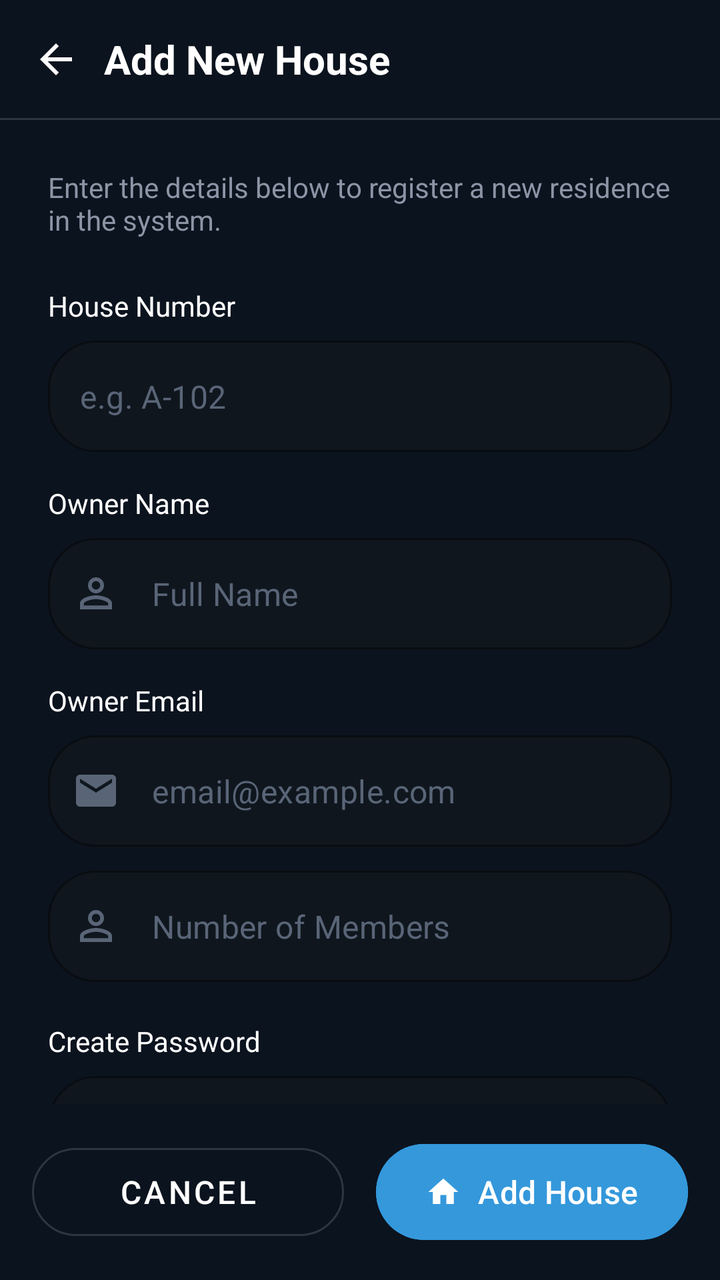
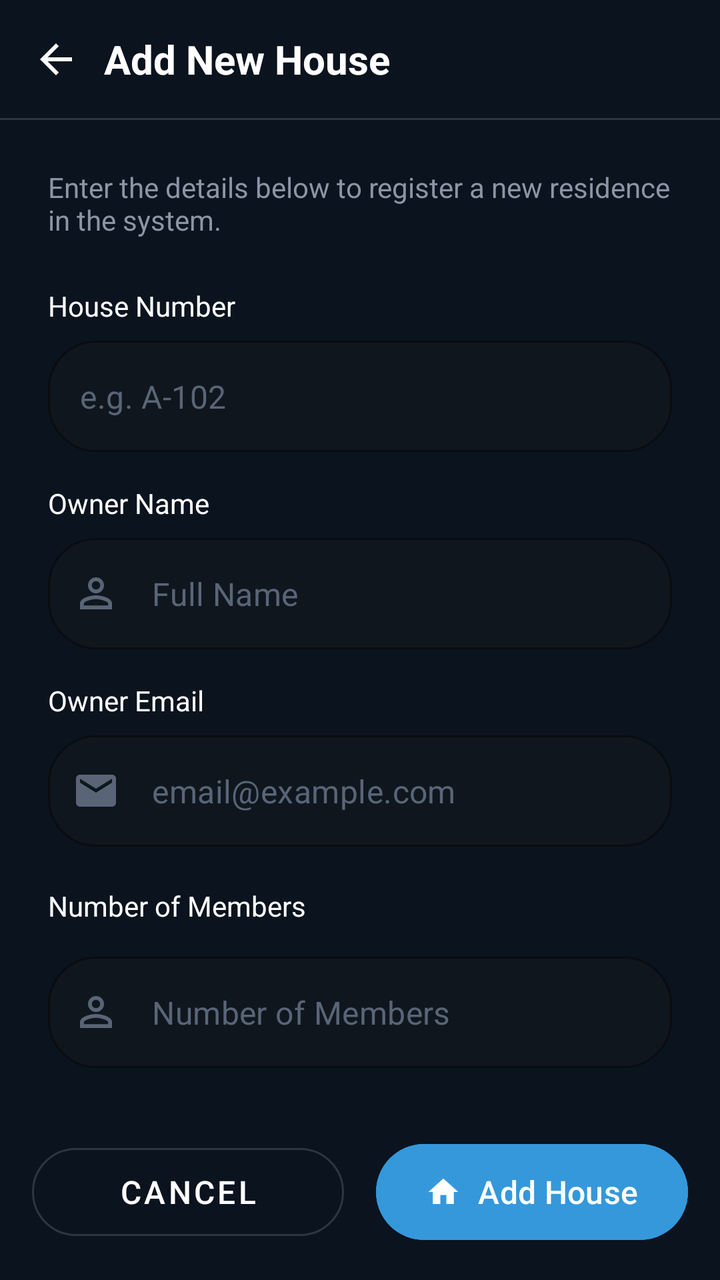

Two renders of the same Android screen: before a commit and after it. Below are the layout's source before the change and the commit's diff.
<!-- AndroidManifest.xml: application theme Theme.HouseVisitorManagementSystem -->
<!-- res/layout/activity_add_house.xml -->
<?xml version="1.0" encoding="utf-8"?>
<androidx.constraintlayout.widget.ConstraintLayout xmlns:android="http://schemas.android.com/apk/res/android"
    xmlns:app="http://schemas.android.com/apk/res-auto"
    xmlns:tools="http://schemas.android.com/tools"
    android:id="@+id/main"
    android:layout_width="match_parent"
    android:layout_height="match_parent"
    android:background="@color/night_blue"
    tools:context=".AddHouseActivity">

    <androidx.constraintlayout.widget.ConstraintLayout
        android:id="@+id/headerLayout"
        android:layout_width="match_parent"
        android:layout_height="wrap_content"
        android:padding="16dp"
        app:layout_constraintTop_toTopOf="parent">

        <ImageView
            android:id="@+id/btnBack"
            android:layout_width="24dp"
            android:layout_height="24dp"
            android:contentDescription="@string/back"
            android:src="@drawable/ic_arrow_back"
            app:layout_constraintBottom_toBottomOf="parent"
            app:layout_constraintStart_toStartOf="parent"
            app:layout_constraintTop_toTopOf="parent"
            app:tint="@color/white" />

        <TextView
            android:layout_width="wrap_content"
            android:layout_height="wrap_content"
            android:layout_marginStart="12dp"
            android:text="@string/add_new_house"
            android:textColor="@color/white"
            android:textSize="20sp"
            android:textStyle="bold"
            app:layout_constraintBottom_toBottomOf="parent"
            app:layout_constraintStart_toEndOf="@id/btnBack"
            app:layout_constraintTop_toTopOf="parent" />


    </androidx.constraintlayout.widget.ConstraintLayout>

    <View
        android:id="@+id/divider"
        android:layout_width="match_parent"
        android:layout_height="1dp"
        android:background="@color/slate_blue_gray"
        app:layout_constraintTop_toBottomOf="@id/headerLayout" />

    <androidx.core.widget.NestedScrollView
        android:layout_width="match_parent"
        android:layout_height="0dp"
        android:fillViewport="true"
        app:layout_constraintBottom_toTopOf="@id/footerLayout"
        app:layout_constraintTop_toBottomOf="@id/divider">

        <LinearLayout
            android:layout_width="match_parent"
            android:layout_height="wrap_content"
            android:orientation="vertical"
            android:padding="24dp">

            <TextView
                android:layout_width="match_parent"
                android:layout_height="wrap_content"
                android:layout_marginBottom="24dp"
                android:text="@string/add_new_house_info"
                android:textColor="@color/steel_blue_gray"
                android:textSize="14sp" />

            <TextView
                android:layout_width="wrap_content"
                android:layout_height="wrap_content"
                android:layout_marginBottom="8dp"
                android:text="@string/house_number"
                android:textColor="@color/white"
                android:textSize="14sp" />

            <com.google.android.material.textfield.TextInputLayout
                android:id="@+id/etHouseNumber"
                style="@style/Widget.MaterialComponents.TextInputLayout.OutlinedBox"
                android:layout_width="match_parent"
                android:layout_height="wrap_content"
                android:layout_marginBottom="16dp"
                app:boxBackgroundColor="@color/charcoal_navy"
                app:boxCornerRadiusBottomEnd="24dp"
                app:boxCornerRadiusBottomStart="24dp"
                app:boxCornerRadiusTopEnd="24dp"
                app:boxCornerRadiusTopStart="24dp"
                app:boxStrokeColor="@color/slate_blue_gray"
                app:boxStrokeWidth="1dp"
                app:hintEnabled="false">

                <com.google.android.material.textfield.TextInputEditText
                    android:layout_width="match_parent"
                    android:layout_height="wrap_content"
                    android:hint="@string/house_number_hint"
                    android:inputType="text"
                    android:textColor="@color/white"
                    android:textColorHint="@color/slate_gray" />
            </com.google.android.material.textfield.TextInputLayout>

            <TextView
                android:layout_width="wrap_content"
                android:layout_height="wrap_content"
                android:layout_marginBottom="8dp"
                android:text="@string/owner_name"
                android:textColor="@color/white"
                android:textSize="14sp" />

            <com.google.android.material.textfield.TextInputLayout
                android:id="@+id/etOwnerName"
                style="@style/Widget.MaterialComponents.TextInputLayout.OutlinedBox"
                android:layout_width="match_parent"
                android:layout_height="wrap_content"
                android:layout_marginBottom="16dp"
                app:boxBackgroundColor="@color/charcoal_navy"
                app:boxCornerRadiusBottomEnd="24dp"
                app:boxCornerRadiusBottomStart="24dp"
                app:boxCornerRadiusTopEnd="24dp"
                app:boxCornerRadiusTopStart="24dp"
                app:boxStrokeColor="@color/slate_blue_gray"
                app:boxStrokeWidth="1dp"
                app:hintEnabled="false"
                app:startIconDrawable="@drawable/ic_person_outline"
                app:startIconTint="@color/slate_gray">

                <com.google.android.material.textfield.TextInputEditText
                    android:layout_width="match_parent"
                    android:layout_height="wrap_content"
                    android:hint="@string/full_name"
                    android:inputType="textPersonName"
                    android:textColor="@color/white"
                    android:textColorHint="@color/slate_gray" />
            </com.google.android.material.textfield.TextInputLayout>

            <TextView
                android:layout_width="wrap_content"
                android:layout_height="wrap_content"
                android:layout_marginBottom="8dp"
                android:text="@string/owner_email"
                android:textColor="@color/white"
                android:textSize="14sp" />

            <com.google.android.material.textfield.TextInputLayout
                android:id="@+id/etOwnerEmail"
                style="@style/Widget.MaterialComponents.TextInputLayout.OutlinedBox"
                android:layout_width="match_parent"
                android:layout_height="wrap_content"
                android:layout_marginBottom="4dp"
                app:boxBackgroundColor="@color/charcoal_navy"
                app:boxCornerRadiusBottomEnd="24dp"
                app:boxCornerRadiusBottomStart="24dp"
                app:boxCornerRadiusTopEnd="24dp"
                app:boxCornerRadiusTopStart="24dp"
                app:boxStrokeColor="@color/slate_blue_gray"
                app:boxStrokeWidth="1dp"
                app:hintEnabled="false"
                app:startIconDrawable="@drawable/ic_email_send"
                app:startIconTint="@color/slate_gray">

                <com.google.android.material.textfield.TextInputEditText
                    android:layout_width="match_parent"
                    android:layout_height="wrap_content"
                    android:hint="@string/email_hint"
                    android:inputType="textEmailAddress"
                    android:textColor="@color/white"
                    android:textColorHint="@color/slate_gray" />
            </com.google.android.material.textfield.TextInputLayout>

            <com.google.android.material.textfield.TextInputLayout
                android:id="@+id/etMembers"
                style="@style/Widget.MaterialComponents.TextInputLayout.OutlinedBox"
                android:layout_width="match_parent"
                android:layout_height="wrap_content"
                android:layout_marginTop="8dp"
                android:layout_marginBottom="4dp"
                app:boxBackgroundColor="@color/charcoal_navy"
                app:boxCornerRadiusBottomEnd="24dp"
                app:boxCornerRadiusBottomStart="24dp"
                app:boxCornerRadiusTopEnd="24dp"
                app:boxCornerRadiusTopStart="24dp"
                app:boxStrokeColor="@color/slate_blue_gray"
                app:boxStrokeWidth="1dp"
                app:hintEnabled="false"
                app:startIconDrawable="@drawable/ic_person_outline"
                app:startIconTint="@color/slate_gray">

                <com.google.android.material.textfield.TextInputEditText
                    android:layout_width="match_parent"
                    android:layout_height="wrap_content"
                    android:hint="Number of Members"
                    android:inputType="number"
                    android:textColor="@color/white"
                    android:textColorHint="@color/slate_gray" />
            </com.google.android.material.textfield.TextInputLayout>

            <Space
                android:layout_width="match_parent"
                android:layout_height="16dp"
                android:visibility="visible" 
                tools:visibility="gone"/> 

            <TextView
                android:layout_width="wrap_content"
                android:layout_height="wrap_content"
                android:layout_marginBottom="8dp"
                android:text="@string/create_password"
                android:textColor="@color/white"
                android:textSize="14sp" />

            <com.google.android.material.textfield.TextInputLayout
                android:id="@+id/etPassword"
                style="@style/Widget.MaterialComponents.TextInputLayout.OutlinedBox"
                android:layout_width="match_parent"
                android:layout_height="wrap_content"
                app:boxBackgroundColor="@color/charcoal_navy"
                app:boxCornerRadiusBottomEnd="24dp"
                app:boxCornerRadiusBottomStart="24dp"
                app:boxCornerRadiusTopEnd="24dp"
                app:boxCornerRadiusTopStart="24dp"
                app:boxStrokeColor="@color/slate_blue_gray"
                app:boxStrokeWidth="1dp"
                app:endIconMode="password_toggle"
                app:endIconTint="@color/slate_gray"
                app:hintEnabled="false"
                app:startIconDrawable="@drawable/ic_lock_outline"
                app:startIconTint="@color/slate_gray">

                <com.google.android.material.textfield.TextInputEditText
                    android:layout_width="match_parent"
                    android:layout_height="wrap_content"
                    android:hint="@string/create_a_password"
                    android:inputType="textPassword"
                    android:textColor="@color/white"
                    android:textColorHint="@color/slate_gray" />
            </com.google.android.material.textfield.TextInputLayout>

        </LinearLayout>
    </androidx.core.widget.NestedScrollView>

    <LinearLayout
        android:id="@+id/footerLayout"
        android:layout_width="match_parent"
        android:layout_height="wrap_content"
        android:orientation="horizontal"
        android:padding="16dp"
        app:layout_constraintBottom_toBottomOf="parent">

        <com.google.android.material.button.MaterialButton
            android:id="@+id/btnCancel"
            style="@style/Widget.MaterialComponents.Button.OutlinedButton"
            android:layout_width="0dp"
            android:layout_height="56dp"
            android:layout_marginEnd="8dp"
            android:layout_weight="1"
            android:text="@string/cancel"
            android:textColor="@color/white"
            android:textSize="16sp"
            app:cornerRadius="28dp"
            app:strokeColor="@color/slate_blue_gray"
            app:strokeWidth="1dp" />

        <com.google.android.material.button.MaterialButton
            android:id="@+id/btnAddHouse"
            android:layout_width="0dp"
            android:layout_height="56dp"
            android:layout_marginStart="8dp"
            android:layout_weight="1"
            android:backgroundTint="@color/bright_blue"
            android:text="@string/add_house"
            android:textColor="@color/white"
            android:textSize="16sp"
            app:cornerRadius="28dp"
            app:icon="@drawable/ic_home_filled"
            app:iconGravity="textStart"
            app:iconTint="@color/white" />

    </LinearLayout>

</androidx.constraintlayout.widget.ConstraintLayout>
<!-- resources referenced by this layout -->
<resources>
  <color name="bright_blue">#3498DB</color>
  <color name="charcoal_navy">#0F161E</color>
  <color name="night_blue">#0B131E</color>
  <color name="slate_blue_gray">#2C3643</color>
  <color name="slate_gray">#596577</color>
  <color name="steel_blue_gray">#8B95A5</color>
  <color name="white">#FFFFFF</color>
  <!-- drawable ic_arrow_back (drawable) -->
  <vector xmlns:android="http://schemas.android.com/apk/res/android"
      android:width="24dp"
      android:height="24dp"
      android:viewportWidth="24"
      android:viewportHeight="24">
      <path
          android:fillColor="#FFFFFF"
          android:pathData="M20,11H7.83l5.59,-5.59L12,4l-8,8 8,8 1.41,-1.41L7.83,13H20v-2z" />
  </vector>
  <!-- drawable ic_email_send (drawable) -->
  <vector xmlns:android="http://schemas.android.com/apk/res/android"
      android:width="24dp"
      android:height="24dp"
      android:viewportWidth="24"
      android:viewportHeight="24">
      <path
          android:fillColor="#FFFFFF"
          android:pathData="M20,4H4c-1.1,0 -1.99,0.9 -1.99,2L2,18c0,1.1 0.9,2 2,2h16c1.1,0 2,-0.9 2,-2V6c0,-1.1 -0.9,-2 -2,-2zM20,8l-8,5 -8,-5V6l8,5 8,-5v2z" />
  </vector>
  <!-- drawable ic_home_filled (drawable) -->
  <vector xmlns:android="http://schemas.android.com/apk/res/android"
      android:width="24dp"
      android:height="24dp"
      android:viewportWidth="24"
      android:viewportHeight="24">
      <path
          android:fillColor="#FFFFFF"
          android:pathData="M10,20v-6h4v6h5v-8h3L12,3 2,12h3v8z" />
  </vector>
  <!-- drawable ic_lock_outline (drawable) -->
  <vector xmlns:android="http://schemas.android.com/apk/res/android"
      android:width="24dp"
      android:height="24dp"
      android:viewportWidth="24"
      android:viewportHeight="24">
      <path
          android:fillColor="#FFFFFF"
          android:pathData="M18,8h-1V6c0,-2.76 -2.24,-5 -5,-5S7,3.24 7,6v2H6c-1.1,0 -2,0.9 -2,2v10c0,1.1 0.9,2 2,2h12c1.1,0 2,-0.9 2,-2V10C20,8.9 19.1,8 18,8zM12,17c-1.1,0 -2,-0.9 -2,-2c0,-1.1 0.9,-2 2,-2s2,0.9 2,2C14,16.1 13.1,17 12,17zM15.1,8H8.9V6c0,-1.71 1.39,-3.1 3.1,-3.1s3.1,1.39 3.1,3.1V8z" />
  </vector>
  <!-- drawable ic_person_outline (drawable) -->
  <vector xmlns:android="http://schemas.android.com/apk/res/android"
      android:width="24dp"
      android:height="24dp"
      android:viewportWidth="24"
      android:viewportHeight="24">
      <path
          android:fillColor="#FFFFFF"
          android:pathData="M12,5.9c1.16,0 2.1,0.94 2.1,2.1s-0.94,2.1 -2.1,2.1S9.9,9.16 9.9,8S10.84,5.9 12,5.9M12,14.9c2.97,0 6.1,1.46 6.1,2.1v1.1H5.9V17C5.9,16.36 9.03,14.9 12,14.9M12,4C9.79,4 8,5.79 8,8s1.79,4 4,4s4,-1.79 4,-4S14.21,4 12,4L12,4zM12,13c-2.67,0 -8,1.34 -8,4v3h16v-3C20,14.34 14.67,13 12,13L12,13z" />
  </vector>
  <string name="add_house">Add House</string>
  <string name="add_new_house">Add New House</string>
  <string name="add_new_house_info">Enter the details below to register a new residence in the system.</string>
  <string name="back">Back</string>
  <string name="cancel">Cancel</string>
  <string name="create_a_password">Create a password</string>
  <string name="create_password">Create Password</string>
  <string name="email_hint">email@example.com</string>
  <string name="full_name">Full Name</string>
  <string name="house_number">House Number</string>
  <string name="house_number_hint">e.g. A-102</string>
  <string name="owner_email">Owner Email</string>
  <string name="owner_name">Owner Name</string>
  <style name="Theme.HouseVisitorManagementSystem" parent="Base.Theme.HouseVisitorManagementSystem" />
  <style name="Base.Theme.HouseVisitorManagementSystem" parent="Theme.Material3.DayNight.NoActionBar">
          
          
      </style>
</resources>

<!-- the commit's change to res/layout/activity_add_house.xml (unified diff, before → after) -->
@@ -169,6 +169,19 @@
                     android:textColorHint="@color/slate_gray" />
             </com.google.android.material.textfield.TextInputLayout>
 
+            <Space
+                android:layout_width="match_parent"
+                android:layout_height="16dp"
+                android:visibility="visible"
+                tools:visibility="gone"/>
+
+            <TextView
+                android:layout_width="wrap_content"
+                android:layout_height="wrap_content"
+                android:layout_marginBottom="8dp"
+                android:text="@string/number_of_members"
+                android:textColor="@color/white"
+                android:textSize="14sp" />
             <com.google.android.material.textfield.TextInputLayout
                 android:id="@+id/etMembers"
                 style="@style/Widget.MaterialComponents.TextInputLayout.OutlinedBox"
@@ -190,7 +203,7 @@
                 <com.google.android.material.textfield.TextInputEditText
                     android:layout_width="match_parent"
                     android:layout_height="wrap_content"
-                    android:hint="Number of Members"
+                    android:hint="@string/number_of_members"
                     android:inputType="number"
                     android:textColor="@color/white"
                     android:textColorHint="@color/slate_gray" />
<!-- resource entries referenced after the edit -->
@@ -68,6 +68,7 @@
   <string name="full_name">Full Name</string>
   <string name="house_number">House Number</string>
   <string name="house_number_hint">e.g. A-102</string>
+  <string name="number_of_members">Number of Members</string>
   <string name="owner_email">Owner Email</string>
   <string name="owner_name">Owner Name</string>
   <style name="Theme.HouseVisitorManagementSystem" parent="Base.Theme.HouseVisitorManagementSystem" />
